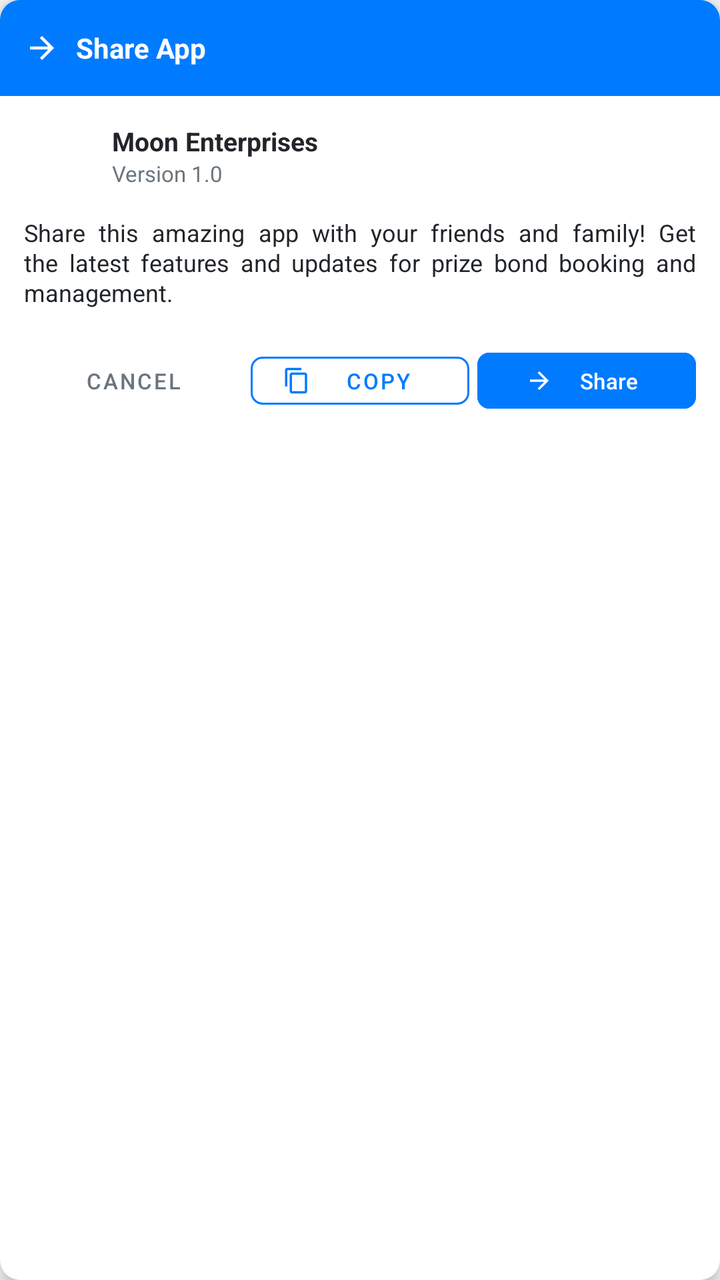
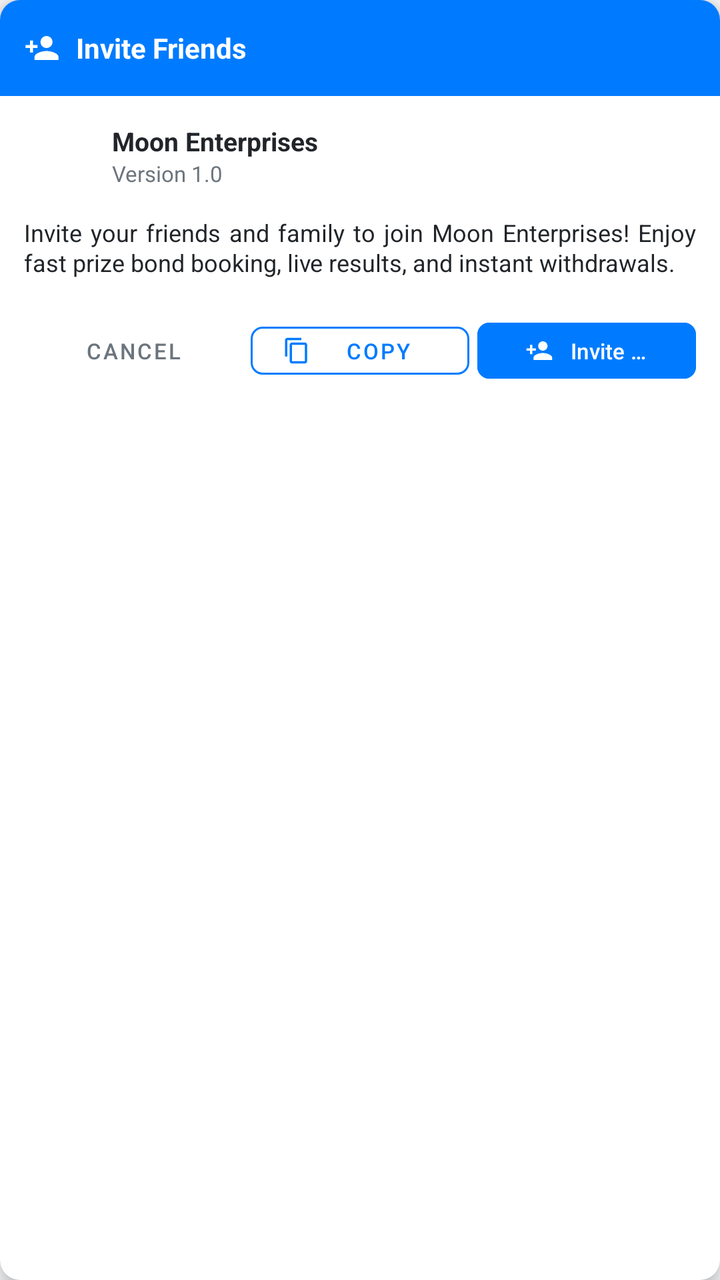

An Android layout rendered at two revisions. The XML below is the earlier revision; the diff shows what the commit changed to produce the second picture.
<!-- AndroidManifest.xml: application theme Theme.GEOENTERPRISES -->
<!-- res/layout/dialog_share_app.xml -->
<?xml version="1.0" encoding="utf-8"?>
<androidx.cardview.widget.CardView xmlns:android="http://schemas.android.com/apk/res/android"
    xmlns:app="http://schemas.android.com/apk/res-auto"
    android:layout_width="match_parent"
    android:layout_height="wrap_content"
    android:layout_marginLeft="@dimen/dialog_margin_horizontal"
    android:layout_marginRight="@dimen/dialog_margin_horizontal"
    android:layout_marginTop="@dimen/dialog_margin_vertical"
    android:layout_marginBottom="@dimen/dialog_margin_vertical"
    android:maxWidth="@dimen/dialog_max_width"
    app:cardCornerRadius="@dimen/dialog_corner_radius"
    app:cardElevation="@dimen/dialog_elevation"
    app:cardBackgroundColor="@color/white">

<ScrollView
    android:layout_width="match_parent"
    android:layout_height="wrap_content"
    android:maxHeight="@dimen/dialog_max_height"
    android:fillViewport="true">

<LinearLayout
    android:layout_width="match_parent"
    android:layout_height="wrap_content"
    android:orientation="vertical">

    
    <LinearLayout
        android:layout_width="match_parent"
        android:layout_height="wrap_content"
        android:background="@color/primary_color"
        android:orientation="horizontal"
        android:paddingLeft="@dimen/dialog_content_padding"
        android:paddingRight="@dimen/dialog_content_padding"
        android:paddingTop="@dimen/dialog_header_padding_vertical"
        android:paddingBottom="@dimen/dialog_header_padding_vertical"
        android:gravity="center_vertical"
        android:minHeight="@dimen/dialog_header_min_height">

        <ImageView
            android:layout_width="@dimen/dialog_header_icon_size"
            android:layout_height="@dimen/dialog_header_icon_size"
            android:src="@drawable/ic_arrow_forward"
            android:tint="@color/white"
            android:layout_marginEnd="@dimen/dialog_header_icon_margin"
            android:contentDescription="Share icon" />

        <TextView
            android:layout_width="0dp"
            android:layout_height="wrap_content"
            android:layout_weight="1"
            android:text="Share App"
            android:textColor="@color/white"
            android:textSize="@dimen/dialog_header_text_size"
            android:textStyle="bold"
            android:maxLines="1"
            android:ellipsize="end" />

    </LinearLayout>

    
    <LinearLayout
        android:layout_width="match_parent"
        android:layout_height="wrap_content"
        android:orientation="vertical"
        android:paddingLeft="@dimen/dialog_content_padding"
        android:paddingRight="@dimen/dialog_content_padding"
        android:paddingTop="@dimen/dialog_content_padding"
        android:paddingBottom="@dimen/dialog_content_padding">

        
        <LinearLayout
            android:layout_width="match_parent"
            android:layout_height="wrap_content"
            android:orientation="horizontal"
            android:gravity="center_vertical"
            android:layout_marginBottom="@dimen/dialog_section_spacing">

            <ImageView
                android:layout_width="@dimen/dialog_app_icon_size"
                android:layout_height="@dimen/dialog_app_icon_size"
                android:src="@mipmap/ic_launcher"
                android:layout_marginEnd="@dimen/dialog_app_icon_margin"
                android:contentDescription="App icon" />

            <LinearLayout
                android:layout_width="0dp"
                android:layout_height="wrap_content"
                android:layout_weight="1"
                android:orientation="vertical">

                <TextView
                    android:layout_width="match_parent"
                    android:layout_height="wrap_content"
                    android:text="Moon Enterprises"
                    android:textSize="@dimen/dialog_app_name_text_size"
                    android:textStyle="bold"
                    android:textColor="@color/text_primary"
                    android:maxLines="1"
                    android:ellipsize="end" />

                <TextView
                    android:id="@+id/tv_app_version"
                    android:layout_width="match_parent"
                    android:layout_height="wrap_content"
                    android:text="Version 1.0"
                    android:textSize="@dimen/dialog_app_version_text_size"
                    android:textColor="@color/text_secondary"
                    android:maxLines="1"
                    android:ellipsize="end" />

            </LinearLayout>

        </LinearLayout>

        
        <TextView
            android:layout_width="match_parent"
            android:layout_height="wrap_content"
            android:text="Share this amazing app with your friends and family! Get the latest features and updates for prize bond booking and management."
            android:textSize="@dimen/dialog_description_text_size"
            android:textColor="@color/text_primary"
            android:lineSpacingExtra="@dimen/dialog_text_line_spacing"
            android:layout_marginBottom="@dimen/dialog_section_spacing"
            android:justificationMode="inter_word" />

        
        <androidx.cardview.widget.CardView
            android:id="@+id/card_update_info"
            android:layout_width="match_parent"
            android:layout_height="wrap_content"
            android:layout_marginBottom="@dimen/dialog_section_spacing"
            android:visibility="gone"
            app:cardCornerRadius="@dimen/dialog_update_card_corner_radius"
            app:cardBackgroundColor="#E8F5E8"
            app:cardElevation="@dimen/dialog_update_card_elevation">

            <LinearLayout
                android:layout_width="match_parent"
                android:layout_height="wrap_content"
                android:orientation="vertical"
                android:padding="@dimen/dialog_update_card_padding">

                <TextView
                    android:layout_width="match_parent"
                    android:layout_height="wrap_content"
                    android:text="🚀 New Version Available!"
                    android:textSize="@dimen/dialog_update_title_text_size"
                    android:textStyle="bold"
                    android:textColor="#2E7D32"
                    android:layout_marginBottom="@dimen/dialog_update_text_spacing"
                    android:maxLines="2"
                    android:ellipsize="end" />

                <TextView
                    android:id="@+id/tv_new_version"
                    android:layout_width="match_parent"
                    android:layout_height="wrap_content"
                    android:text="Version 1.3 is now available"
                    android:textSize="@dimen/dialog_update_text_size"
                    android:textColor="#2E7D32"
                    android:maxLines="1"
                    android:ellipsize="end" />

                <TextView
                    android:id="@+id/tv_download_count"
                    android:layout_width="match_parent"
                    android:layout_height="wrap_content"
                    android:text="Downloads: 0"
                    android:textSize="@dimen/dialog_update_count_text_size"
                    android:textColor="#2E7D32"
                    android:layout_marginTop="@dimen/dialog_update_text_spacing"
                    android:maxLines="1"
                    android:ellipsize="end" />

            </LinearLayout>

        </androidx.cardview.widget.CardView>

        
        <LinearLayout
            android:id="@+id/layout_buttons"
            android:layout_width="match_parent"
            android:layout_height="wrap_content"
            android:orientation="horizontal"
            android:gravity="end"
            android:layout_marginTop="@dimen/dialog_button_margin_top">

            <com.google.android.material.button.MaterialButton
                android:id="@+id/btn_cancel"
                style="@style/Widget.MaterialComponents.Button.TextButton"
                android:layout_width="0dp"
                android:layout_height="@dimen/dialog_button_height"
                android:layout_weight="1"
                android:text="Cancel"
                android:textColor="@color/text_secondary"
                android:textSize="@dimen/dialog_button_text_size"
                android:layout_marginEnd="@dimen/dialog_button_spacing"
                android:maxLines="1"
                android:ellipsize="end" />

            <com.google.android.material.button.MaterialButton
                android:id="@+id/btn_copy_link"
                style="@style/Widget.MaterialComponents.Button.OutlinedButton"
                android:layout_width="0dp"
                android:layout_height="@dimen/dialog_button_height"
                android:layout_weight="1"
                android:text="Copy"
                android:textColor="@color/primary_color"
                android:textSize="@dimen/dialog_button_text_size"
                app:strokeColor="@color/primary_color"
                app:cornerRadius="@dimen/dialog_button_corner_radius"
                app:icon="@drawable/ic_copy"
                app:iconTint="@color/primary_color"
                app:iconSize="@dimen/dialog_button_icon_size"
                android:layout_marginEnd="@dimen/dialog_button_spacing"
                android:maxLines="1"
                android:ellipsize="end" />

            <com.google.android.material.button.MaterialButton
                android:id="@+id/btn_share"
                android:layout_width="0dp"
                android:layout_height="@dimen/dialog_button_height"
                android:layout_weight="1"
                android:text="Share"
                android:textColor="@color/white"
                android:textSize="@dimen/dialog_button_text_size"
                android:backgroundTint="@color/primary_color"
                app:cornerRadius="@dimen/dialog_button_corner_radius"
                app:icon="@drawable/ic_arrow_forward"
                app:iconTint="@color/white"
                app:iconSize="@dimen/dialog_button_icon_size"
                android:maxLines="1"
                android:ellipsize="end" />

        </LinearLayout>

    </LinearLayout>

</LinearLayout>

</ScrollView>

</androidx.cardview.widget.CardView>
<!-- resources referenced by this layout -->
<resources>
  <color name="primary_color">#007bff</color>
  <color name="text_primary">#212529</color>
  <color name="text_secondary">#6c757d</color>
  <color name="white">#ffffffff</color>
  <dimen name="dialog_app_icon_margin">12dp</dimen>
  <dimen name="dialog_app_icon_size">40dp</dimen>
  <dimen name="dialog_app_name_text_size">14sp</dimen>
  <dimen name="dialog_app_version_text_size">12sp</dimen>
  <dimen name="dialog_button_corner_radius">8dp</dimen>
  <dimen name="dialog_button_height">40dp</dimen>
  <dimen name="dialog_button_icon_size">16dp</dimen>
  <dimen name="dialog_button_margin_top">8dp</dimen>
  <dimen name="dialog_button_spacing">6dp</dimen>
  <dimen name="dialog_button_text_size">12sp</dimen>
  <dimen name="dialog_content_padding">16dp</dimen>
  <dimen name="dialog_corner_radius">12dp</dimen>
  <dimen name="dialog_description_text_size">13sp</dimen>
  <dimen name="dialog_elevation">8dp</dimen>
  <dimen name="dialog_header_icon_margin">12dp</dimen>
  <dimen name="dialog_header_icon_size">20dp</dimen>
  <dimen name="dialog_header_min_height">56dp</dimen>
  <dimen name="dialog_header_padding_vertical">16dp</dimen>
  <dimen name="dialog_header_text_size">16sp</dimen>
  <dimen name="dialog_margin_horizontal">16dp</dimen>
  <dimen name="dialog_margin_vertical">24dp</dimen>
  <dimen name="dialog_max_height">600dp</dimen>
  <dimen name="dialog_max_width">400dp</dimen>
  <dimen name="dialog_section_spacing">16dp</dimen>
  <dimen name="dialog_text_line_spacing">2dp</dimen>
  <dimen name="dialog_update_card_corner_radius">8dp</dimen>
  <dimen name="dialog_update_card_elevation">2dp</dimen>
  <dimen name="dialog_update_card_padding">12dp</dimen>
  <dimen name="dialog_update_count_text_size">10sp</dimen>
  <dimen name="dialog_update_text_size">11sp</dimen>
  <dimen name="dialog_update_text_spacing">4dp</dimen>
  <dimen name="dialog_update_title_text_size">12sp</dimen>
  <!-- drawable ic_arrow_forward (drawable) -->
  <vector xmlns:android="http://schemas.android.com/apk/res/android"
      android:width="24dp"
      android:height="24dp"
      android:viewportWidth="24"
      android:viewportHeight="24"
      android:tint="@color/text_secondary">
    <path
        android:fillColor="@android:color/white"
        android:pathData="M12,4l-1.41,1.41L16.17,11H4v2h12.17l-5.58,5.59L12,20l8,-8z"/>
  </vector>
  <!-- drawable ic_copy (drawable) -->
  <vector android:height="24dp" android:tint="#000000"
      android:viewportHeight="24" android:viewportWidth="24"
      android:width="24dp" xmlns:android="http://schemas.android.com/apk/res/android">
      <path android:fillColor="@android:color/white" android:pathData="M16,1H4c-1.1,0 -2,0.9 -2,2v14h2V3h12V1zM19,5H8c-1.1,0 -2,0.9 -2,2v14c0,1.1 0.9,2 2,2h11c1.1,0 2,-0.9 2,-2V7c0,-1.1 -0.9,-2 -2,-2zM19,21H8V7h11V21z"/>
  </vector>
  <!-- mipmap ic_launcher (mipmap-anydpi-v26) -->
  <?xml version="1.0" encoding="utf-8"?>
  <adaptive-icon xmlns:android="http://schemas.android.com/apk/res/android">
      <background android:drawable="@color/ic_launcher_background" />
      <foreground android:drawable="@mipmap/ic_launcher_foreground" />
  </adaptive-icon>
  <style name="Theme.GEOENTERPRISES" parent="Base.Theme.GEOENTERPRISES" />
  <color name="ic_launcher_background">#FFFFFF</color>
  <color name="primary_dark">#0056b3</color>
  <color name="text_white">#ffffff</color>
  <color name="primary_light">#66b3ff</color>
  <color name="background_primary">#f8f9fa</color>
  <color name="card_background">#ffffff</color>
  <!-- unchanged entries left out for length: 1 -->
</resources>

<!-- the commit's change to res/layout/dialog_share_app.xml (unified diff, before → after) -->
@@ -39,16 +39,16 @@
         <ImageView
             android:layout_width="@dimen/dialog_header_icon_size"
             android:layout_height="@dimen/dialog_header_icon_size"
-            android:src="@drawable/ic_arrow_forward"
+            android:src="@drawable/ic_person_add"
             android:tint="@color/white"
             android:layout_marginEnd="@dimen/dialog_header_icon_margin"
-            android:contentDescription="Share icon" />
+            android:contentDescription="Invite Friends icon" />
 
         <TextView
             android:layout_width="0dp"
             android:layout_height="wrap_content"
             android:layout_weight="1"
-            android:text="Share App"
+            android:text="Invite Friends"
             android:textColor="@color/white"
             android:textSize="@dimen/dialog_header_text_size"
             android:textStyle="bold"
@@ -116,7 +116,7 @@
         <TextView
             android:layout_width="match_parent"
             android:layout_height="wrap_content"
-            android:text="Share this amazing app with your friends and family! Get the latest features and updates for prize bond booking and management."
+            android:text="Invite your friends and family to join Moon Enterprises! Enjoy fast prize bond booking, live results, and instant withdrawals."
             android:textSize="@dimen/dialog_description_text_size"
             android:textColor="@color/text_primary"
             android:lineSpacingExtra="@dimen/dialog_text_line_spacing"
@@ -221,12 +221,12 @@
                 android:layout_width="0dp"
                 android:layout_height="@dimen/dialog_button_height"
                 android:layout_weight="1"
-                android:text="Share"
+                android:text="Invite Friends"
                 android:textColor="@color/white"
                 android:textSize="@dimen/dialog_button_text_size"
                 android:backgroundTint="@color/primary_color"
                 app:cornerRadius="@dimen/dialog_button_corner_radius"
-                app:icon="@drawable/ic_arrow_forward"
+                app:icon="@drawable/ic_person_add"
                 app:iconTint="@color/white"
                 app:iconSize="@dimen/dialog_button_icon_size"
                 android:maxLines="1"
<!-- resource entries referenced after the edit -->
@@ -36,22 +36,22 @@
   <dimen name="dialog_update_text_size">11sp</dimen>
   <dimen name="dialog_update_text_spacing">4dp</dimen>
   <dimen name="dialog_update_title_text_size">12sp</dimen>
-  <!-- drawable ic_arrow_forward (drawable) -->
-  <vector xmlns:android="http://schemas.android.com/apk/res/android"
-      android:width="24dp"
-      android:height="24dp"
-      android:viewportWidth="24"
-      android:viewportHeight="24"
-      android:tint="@color/text_secondary">
-    <path
-        android:fillColor="@android:color/white"
-        android:pathData="M12,4l-1.41,1.41L16.17,11H4v2h12.17l-5.58,5.59L12,20l8,-8z"/>
-  </vector>
   <!-- drawable ic_copy (drawable) -->
   <vector android:height="24dp" android:tint="#000000"
       android:viewportHeight="24" android:viewportWidth="24"
       android:width="24dp" xmlns:android="http://schemas.android.com/apk/res/android">
       <path android:fillColor="@android:color/white" android:pathData="M16,1H4c-1.1,0 -2,0.9 -2,2v14h2V3h12V1zM19,5H8c-1.1,0 -2,0.9 -2,2v14c0,1.1 0.9,2 2,2h11c1.1,0 2,-0.9 2,-2V7c0,-1.1 -0.9,-2 -2,-2zM19,21H8V7h11V21z"/>
+  </vector>
+  <!-- drawable ic_person_add (drawable) -->
+  <?xml version="1.0" encoding="utf-8"?>
+  <vector xmlns:android="http://schemas.android.com/apk/res/android"
+      android:width="24dp"
+      android:height="24dp"
+      android:viewportWidth="24"
+      android:viewportHeight="24">
+      <path
+          android:fillColor="#FFFFFFFF"
+          android:pathData="M15,12c2.21,0 4,-1.79 4,-4s-1.79,-4 -4,-4 -4,1.79 -4,4 1.79,4 4,4zM15,14c-2.67,0 -8,1.34 -8,4v2h16v-2c0,-2.66 -5.33,-4 -8,-4zM6,10V7H4v3H1v2h3v3h2v-3h3v-2H6z"/>
   </vector>
   <!-- mipmap ic_launcher (mipmap-anydpi-v26) -->
   <?xml version="1.0" encoding="utf-8"?>
